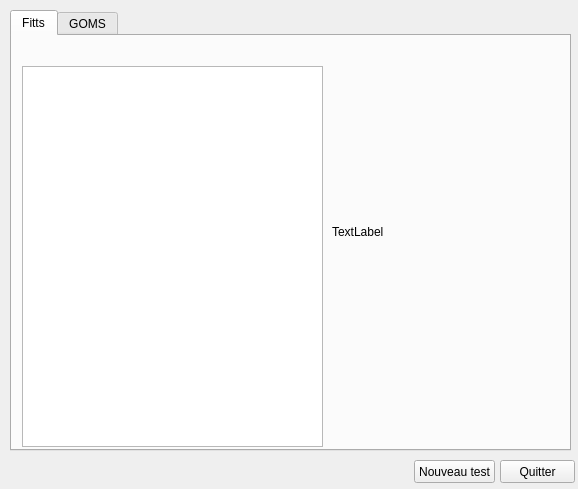
Qt form resultswindow.ui (Anthex/GL40) before a commit.
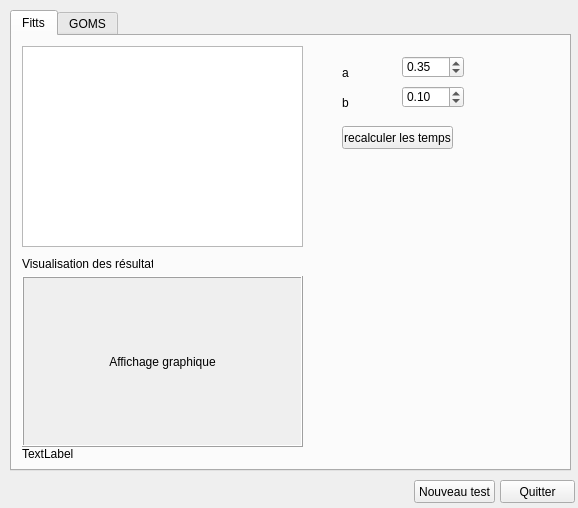
The same form after that commit. Custom widgets are drawn as their Qt base class.

Commit message: added functionalities to the result viewing window

Patch:
```diff
--- a/resultswindow.ui
+++ b/resultswindow.ui
@@ -7,7 +7,7 @@
     <x>0</x>
     <y>0</y>
     <width>578</width>
-    <height>489</height>
+    <height>508</height>
    </rect>
   </property>
   <property name="windowTitle">
@@ -19,7 +19,7 @@
      <x>10</x>
      <y>10</y>
      <width>561</width>
-     <height>441</height>
+     <height>461</height>
     </rect>
    </property>
    <property name="currentIndex">
@@ -29,27 +29,139 @@
     <attribute name="title">
      <string>Fitts</string>
     </attribute>
+    <widget class="QListWidget" name="listWidget">
+     <property name="geometry">
+      <rect>
+       <x>10</x>
+       <y>10</y>
+       <width>281</width>
+       <height>201</height>
+      </rect>
+     </property>
+    </widget>
+    <widget class="QPushButton" name="pushButton_3">
+     <property name="geometry">
+      <rect>
+       <x>330</x>
+       <y>90</y>
+       <width>111</width>
+       <height>23</height>
+      </rect>
+     </property>
+     <property name="text">
+      <string>recalculer les temps</string>
+     </property>
+    </widget>
+    <widget class="QDoubleSpinBox" name="doubleSpinBox">
+     <property name="geometry">
+      <rect>
+       <x>390</x>
+       <y>20</y>
+       <width>62</width>
+       <height>22</height>
+      </rect>
+     </property>
+     <property name="singleStep">
+      <double>0.100000000000000</double>
+     </property>
+     <property name="value">
+      <double>0.350000000000000</double>
+     </property>
+    </widget>
+    <widget class="QDoubleSpinBox" name="doubleSpinBox_2">
+     <property name="geometry">
+      <rect>
+       <x>390</x>
+       <y>50</y>
+       <width>62</width>
+       <height>22</height>
+      </rect>
+     </property>
+     <property name="singleStep">
+      <double>0.100000000000000</double>
+     </property>
+     <property name="value">
+      <double>0.100000000000000</double>
+     </property>
+    </widget>
+    <widget class="QLabel" name="label_2">
+     <property name="geometry">
+      <rect>
+       <x>330</x>
+       <y>30</y>
+       <width>47</width>
+       <height>13</height>
+      </rect>
+     </property>
+     <property name="text">
+      <string>a</string>
+     </property>
+    </widget>
+    <widget class="QLabel" name="label_3">
+     <property name="geometry">
+      <rect>
+       <x>330</x>
+       <y>60</y>
+       <width>47</width>
+       <height>13</height>
+      </rect>
+     </property>
+     <property name="text">
+      <string>b</string>
+     </property>
+    </widget>
     <widget class="QLabel" name="label">
      <property name="geometry">
       <rect>
-       <x>320</x>
-       <y>30</y>
-       <width>221</width>
-       <height>331</height>
+       <x>10</x>
+       <y>410</y>
+       <width>281</width>
+       <height>16</height>
       </rect>
      </property>
      <property name="text">
       <string>TextLabel</string>
      </property>
     </widget>
-    <widget class="QTableWidget" name="tableWidget">
+    <widget class="ClickableLabel" name="label_4">
      <property name="geometry">
       <rect>
        <x>10</x>
-       <y>30</y>
-       <width>301</width>
-       <height>381</height>
+       <y>240</y>
+       <width>281</width>
+       <height>171</height>
       </rect>
+     </property>
+     <property name="autoFillBackground">
+      <bool>true</bool>
+     </property>
+     <property name="frameShape">
+      <enum>QFrame::Box</enum>
+     </property>
+     <property name="frameShadow">
+      <enum>QFrame::Raised</enum>
+     </property>
+     <property name="midLineWidth">
+      <number>0</number>
+     </property>
+     <property name="text">
+      <string>Affichage graphique</string>
+     </property>
+     <property name="alignment">
+      <set>Qt::AlignCenter</set>
+     </property>
+    </widget>
+    <widget class="QLabel" name="label_5">
+     <property name="geometry">
+      <rect>
+       <x>10</x>
+       <y>220</y>
+       <width>131</width>
+       <height>16</height>
+      </rect>
+     </property>
+     <property name="text">
+      <string>Visualisation des résultats</string>
      </property>
     </widget>
    </widget>
@@ -63,7 +175,7 @@
    <property name="geometry">
     <rect>
      <x>500</x>
-     <y>460</y>
+     <y>480</y>
      <width>75</width>
      <height>23</height>
     </rect>
@@ -76,7 +188,7 @@
    <property name="geometry">
     <rect>
      <x>414</x>
-     <y>460</y>
+     <y>480</y>
      <width>81</width>
      <height>23</height>
     </rect>
@@ -86,6 +198,16 @@
    </property>
   </widget>
  </widget>
+ <customwidgets>
+  <customwidget>
+   <class>ClickableLabel</class>
+   <extends>QLabel</extends>
+   <header>clickablelabel.h</header>
+   <slots>
+    <signal>clicked()</signal>
+   </slots>
+  </customwidget>
+ </customwidgets>
  <resources/>
  <connections>
   <connection>
```
The commit also changes 5 other files.
